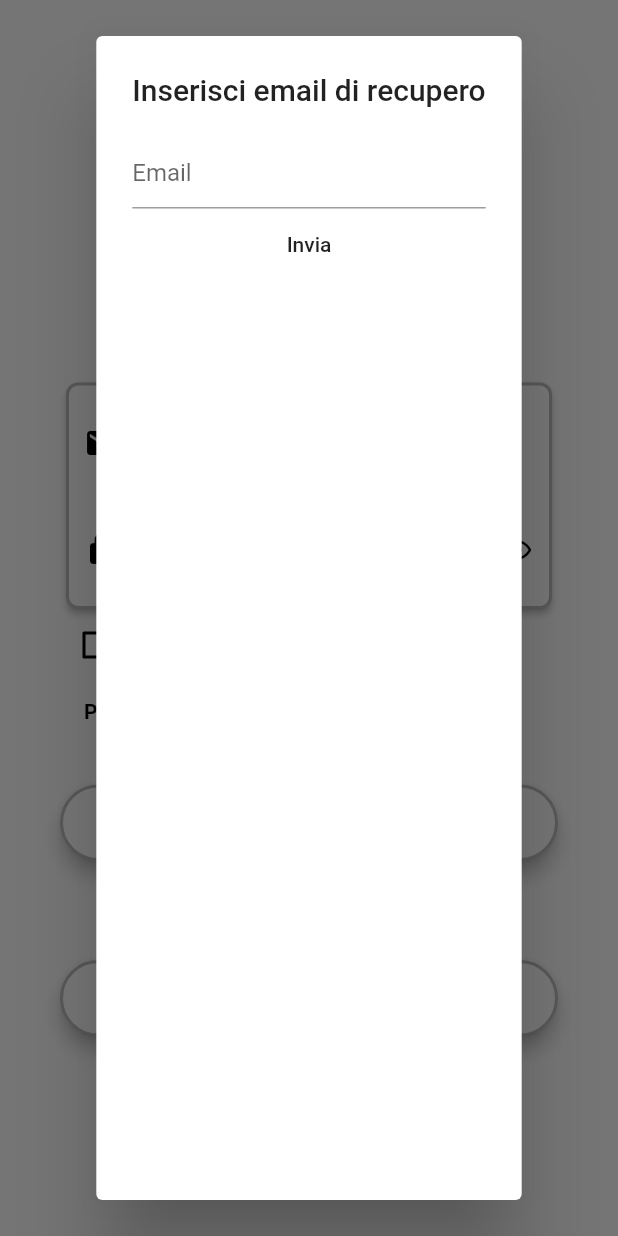
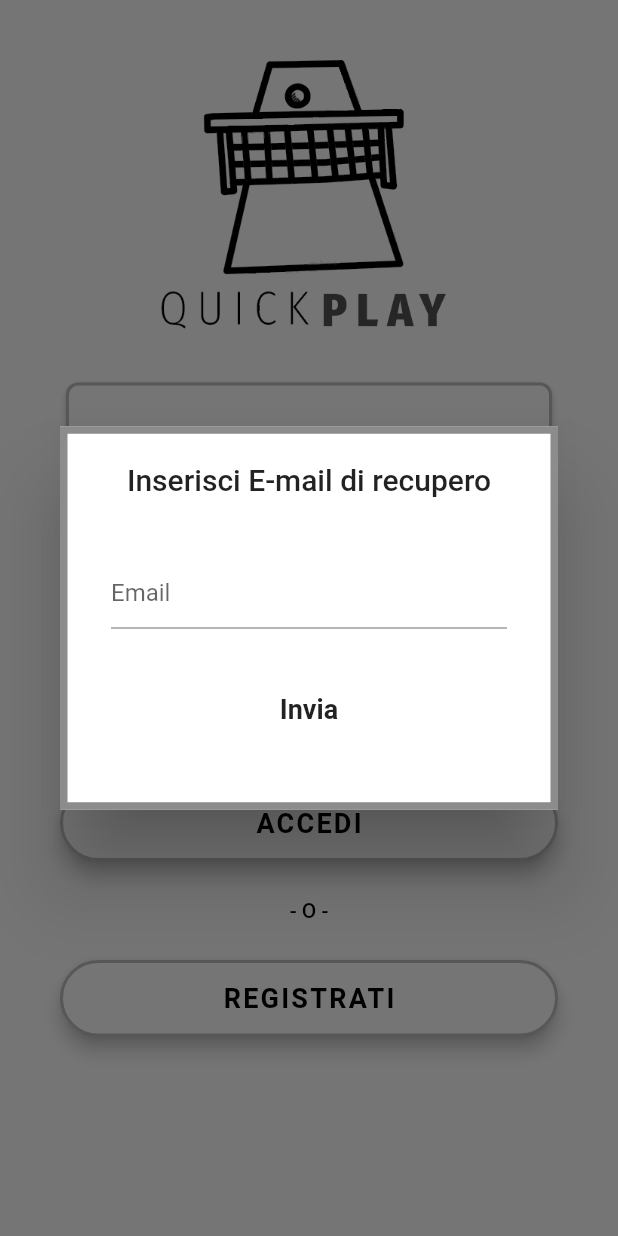
Before and after one commit to Alessandrob99/QuickPlayFlutter, a Flutter app: the screen it shows after launch, after a tap on "Password dimenticata?", on a phone screen of 412 x 824 dp. Run offline on Flutter 3.47's test engine with Material 2 defaults, Android fonts, the phone set to English and light mode, and no system bars; our stand-ins replace cloud_firestore, firebase_auth, firebase_storage, font_awesome_flutter, geolocator, google_maps_flutter and 2 more; missing offline and left inert: clipboard_manager, kf_drawer; accounts and stored records are empty; Roboto replaces fonts that are missing (OpenSans); project files that could hold a hidden picture were left out.

Commit message:
-Modifica Dialog di invio email recupero password

```diff
--- a/lib/pages/Login.dart
+++ b/lib/pages/Login.dart
@@ -372,21 +372,45 @@ class _LoginScreenState extends State<LoginScreen> {
         barrierDismissible: true,
         builder: (context) {
           return AlertDialog(
-            title: Text('Inserisci email di recupero'),
-            content: Column(
+            shape: RoundedRectangleBorder(
+              side: BorderSide(
+                color: Colors.black45,
+                width: 5,
+              )
+            ),
+            title: Center(
+              child: Text('Inserisci E-mail di recupero'),
+            ),
+            content: Container(
+              height: MediaQuery.of(context).size.height*0.2,
+              width: MediaQuery.of(context).size.width*0.8,
+
+              child: Column(
                 children: [
-                TextField(
+                  SizedBox(height: 20),
+                  Container(
+                    margin: EdgeInsets.only(left: 10,right: 10),
+                    child: TextField(
                       controller: emailResetPasswordController,
                       decoration: InputDecoration(hintText: "Email"),
                     ),
+                  ),
+                  SizedBox(height: 30),
                   FlatButton(
                     onPressed: () async {
                       Navigator.pop(context);
                       sendValidationEmail(emailResetPasswordController.text);
                     },
-                  child: Text("Invia"),
+                    child: Text(
+                        "Invia",
+                        style: TextStyle(
+                          fontWeight: FontWeight.bold,
+                          fontSize: 18,
+                        ),
+                    ),
                   )
                 ],
+              ),
             ),
           );
         });
@@ -487,8 +511,9 @@ class _LoginScreenState extends State<LoginScreen> {
   }
 
   Future<void> sendValidationEmail(String email) async {
+    String emailSafe = email.replaceAll(" ", "");
     try {
-      await Auth_Handler.firebaseAuth.sendPasswordResetEmail(email: email);
+      await Auth_Handler.firebaseAuth.sendPasswordResetEmail(email: emailSafe);
     } catch (e) {
       switch (e.code) {
         case "ERROR_INVALID_EMAIL":
--- a/lib/pages/selezione1.dart
+++ b/lib/pages/selezione1.dart
@@ -107,10 +107,8 @@ class _createSelezione1 extends State<Selezione1> {
                                       //Trova i campi per quello sport
                                       List<Court> campiPerSport = await DB_Handler_Courts.getCourtsBySport(_selectedSport.toLowerCase());
                                       //cambia page
-
                                       Navigator.push(context,
                                           MaterialPageRoute(builder: (context)=>EffettuaPrenotazione(campiPerSport: campiPerSport,data: date,)));
-
                                     }
                                   },
                                 padding: EdgeInsets.all(10.0),
```
Lines whose indentation alone changed are shown as unchanged.
